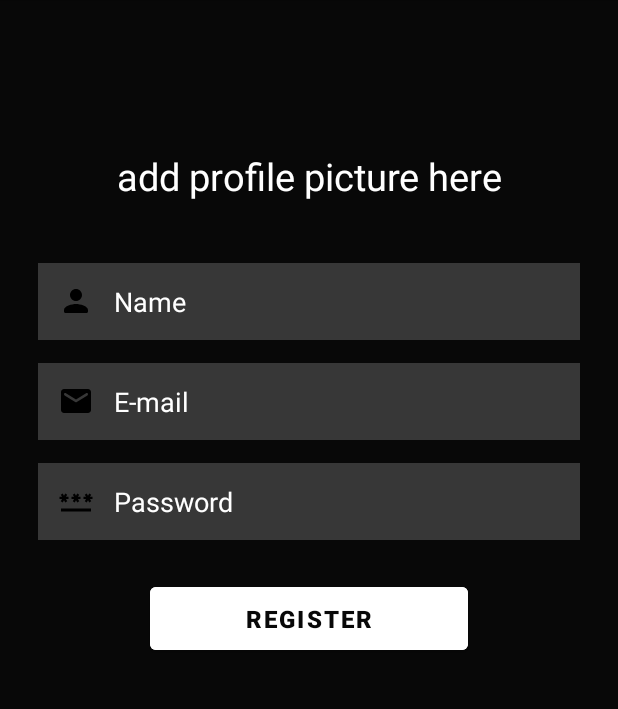
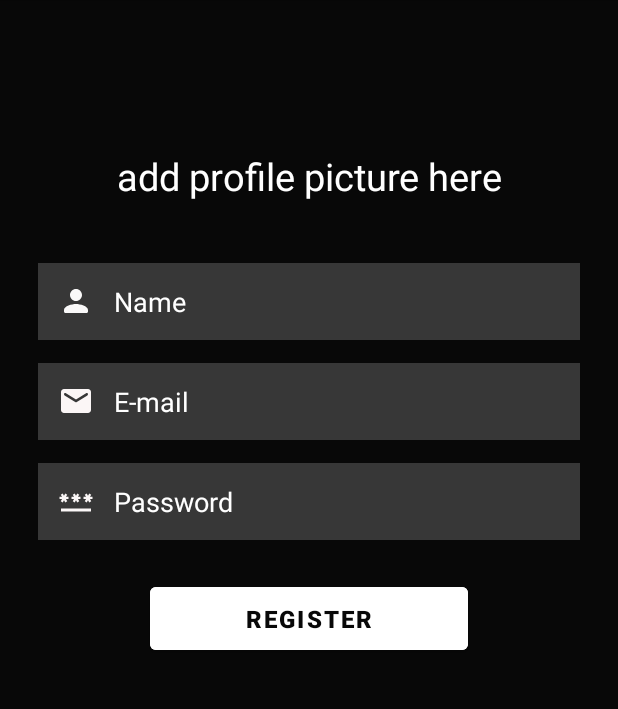
Before and after one commit to KefVaza/ChatHub, an Android app: the Register screen opened directly, with no data from a screen before it, on a phone screen of 412 x 824 dp, the part 84-793 px from its top. Run offline under Robolectric (Android 15) with nearby library versions, the phone set to English and light mode, and no system bars.

Commit message:
Tufel demo1

```diff
--- a/app/src/main/java/com/red45/chathub/MainActivity.kt
+++ b/app/src/main/java/com/red45/chathub/MainActivity.kt
@@ -7,5 +7,8 @@ class MainActivity : AppCompatActivity() {
     override fun onCreate(savedInstanceState: Bundle?) {
         super.onCreate(savedInstanceState)
         setContentView(R.layout.activity_main)
+
+
+        //tufel
     }
 }
--- a/app/src/main/res/drawable/email_icon.xml
+++ b/app/src/main/res/drawable/email_icon.xml
@@ -1,4 +1,4 @@
-<vector android:height="24dp" android:tint="#000000"
+<vector android:height="24dp" android:tint="#FBF6F6"
     android:viewportHeight="24" android:viewportWidth="24"
     android:width="24dp" xmlns:android="http://schemas.android.com/apk/res/android">
     <path android:fillColor="@android:color/white" android:pathData="M20,4L4,4c-1.1,0 -1.99,0.9 -1.99,2L2,18c0,1.1 0.9,2 2,2h16c1.1,0 2,-0.9 2,-2L22,6c0,-1.1 -0.9,-2 -2,-2zM19.6,8.25l-7.07,4.42c-0.32,0.2 -0.74,0.2 -1.06,0L4.4,8.25c-0.25,-0.16 -0.4,-0.43 -0.4,-0.72 0,-0.67 0.73,-1.07 1.3,-0.72L12,11l6.7,-4.19c0.57,-0.35 1.3,0.05 1.3,0.72 0,0.29 -0.15,0.56 -0.4,0.72z"/>
--- a/app/src/main/res/drawable/pass_icon.xml
+++ b/app/src/main/res/drawable/pass_icon.xml
@@ -1,4 +1,4 @@
-<vector android:height="24dp" android:tint="#000000"
+<vector android:height="24dp" android:tint="#FBF7F7"
     android:viewportHeight="24" android:viewportWidth="24"
     android:width="24dp" xmlns:android="http://schemas.android.com/apk/res/android">
     <path android:fillColor="@android:color/white" android:pathData="M2,17h20v2H2V17zM3.15,12.95L4,11.47l0.85,1.48l1.3,-0.75L5.3,10.72H7v-1.5H5.3l0.85,-1.47L4.85,7L4,8.47L3.15,7l-1.3,0.75L2.7,9.22H1v1.5h1.7L1.85,12.2L3.15,12.95zM9.85,12.2l1.3,0.75L12,11.47l0.85,1.48l1.3,-0.75l-0.85,-1.48H15v-1.5h-1.7l0.85,-1.47L12.85,7L12,8.47L11.15,7l-1.3,0.75l0.85,1.47H9v1.5h1.7L9.85,12.2zM23,9.22h-1.7l0.85,-1.47L20.85,7L20,8.47L19.15,7l-1.3,0.75l0.85,1.47H17v1.5h1.7l-0.85,1.48l1.3,0.75L20,11.47l0.85,1.48l1.3,-0.75l-0.85,-1.48H23V9.22z"/>
--- a/app/src/main/res/drawable/user_icon.xml
+++ b/app/src/main/res/drawable/user_icon.xml
@@ -1,4 +1,4 @@
-<vector android:height="24dp" android:tint="#000000"
+<vector android:height="24dp" android:tint="#FAF9F9"
     android:viewportHeight="24" android:viewportWidth="24"
     android:width="24dp" xmlns:android="http://schemas.android.com/apk/res/android">
     <path android:fillColor="@android:color/white" android:pathData="M12,12c2.21,0 4,-1.79 4,-4s-1.79,-4 -4,-4 -4,1.79 -4,4 1.79,4 4,4zM12,14c-2.67,0 -8,1.34 -8,4v1c0,0.55 0.45,1 1,1h14c0.55,0 1,-0.45 1,-1v-1c0,-2.66 -5.33,-4 -8,-4z"/>
```
